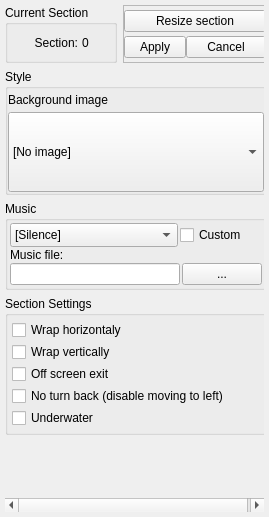
This is Editor/main_window/dock/lvl_sctc_props.ui in WohlSoft/Moondust-Project as Qt 5 draws it before an edit. The edited form follows.
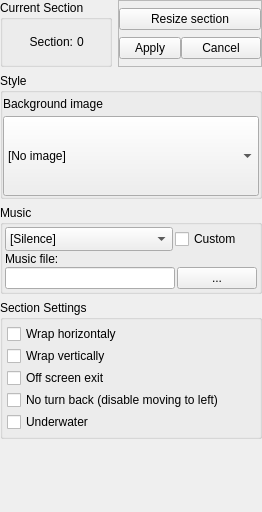
This is the edited form. Icons and pictures are not drawn.

Commit message:
Editor: Minor fix of Section Settings UI
Set a zero margin for the root widget where the scroll widget is placed.

Patch:
```diff
--- a/Editor/main_window/dock/lvl_sctc_props.ui
+++ b/Editor/main_window/dock/lvl_sctc_props.ui
@@ -6,8 +6,8 @@
    <rect>
     <x>0</x>
     <y>0</y>
-    <width>269</width>
-    <height>517</height>
+    <width>262</width>
+    <height>512</height>
    </rect>
   </property>
   <property name="sizePolicy">
@@ -32,19 +32,19 @@
   <widget class="QWidget" name="dockWidgetContents">
    <layout class="QGridLayout" name="gridLayout_4" rowstretch="0,0,0,0,0,0,0,0">
     <property name="leftMargin">
-     <number>5</number>
+     <number>0</number>
     </property>
     <property name="topMargin">
-     <number>5</number>
+     <number>0</number>
     </property>
     <property name="rightMargin">
-     <number>5</number>
+     <number>0</number>
     </property>
     <property name="bottomMargin">
-     <number>5</number>
+     <number>0</number>
     </property>
     <property name="spacing">
-     <number>3</number>
+     <number>0</number>
     </property>
     <item row="7" column="0" colspan="2">
      <spacer name="verticalSpacer">
@@ -81,8 +81,8 @@
         <rect>
          <x>0</x>
          <y>0</y>
-         <width>259</width>
-         <height>484</height>
+         <width>262</width>
+         <height>493</height>
         </rect>
        </property>
        <property name="sizePolicy">
```
